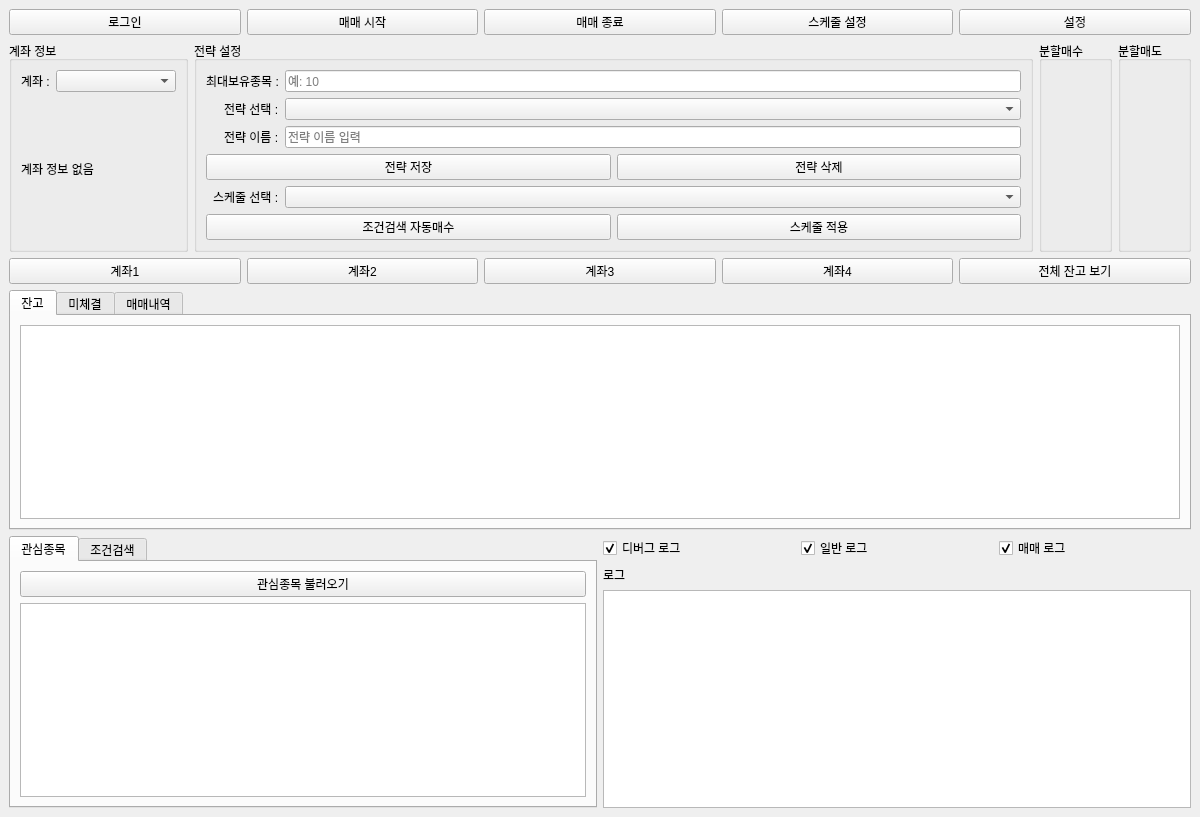
Before: the Qt Designer form ui/autotrade.ui in BTB80/kiwoom-auto-trader, drawn with Qt 5.
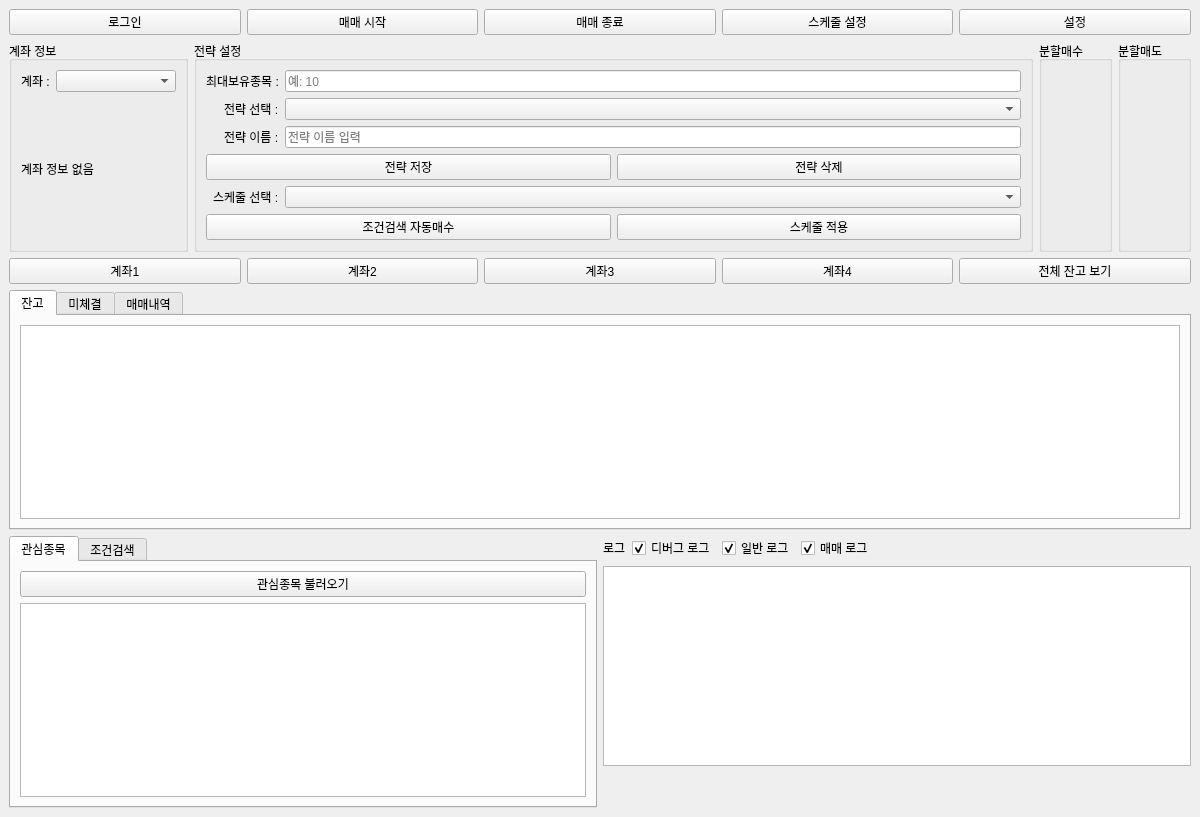
After: the same form once the commit is applied.

Commit message: 06.21 로그창,조건검색자동매수,1주테스트모드수정

Patch:
```diff
--- a/ui/autotrade.ui
+++ b/ui/autotrade.ui
@@ -190,10 +190,17 @@
         </widget>
        </widget>
       </item>
-      <item>
-  <layout class="QVBoxLayout">
+      <item> <!-- ✅ 로그 영역 전체를 하나의 item으로 감쌈 -->
+        <layout class="QVBoxLayout" name="log_area_layout">
+
+          <!-- ✅ 로그 제목 + 체크박스들을 한 줄에 배치 -->
     <item>
       <layout class="QHBoxLayout">
+              <item>
+                <widget class="QLabel" name="log_label">
+                  <property name="text"><string>로그</string></property>
+                </widget>
+              </item>
         <item>
           <widget class="QCheckBox" name="debug_checkbox">
             <property name="text">
@@ -216,21 +223,28 @@
         </item>
         <item>
           <widget class="QCheckBox" name="trade_checkbox">
-            <property name="text">
-              <string>매매 로그</string>
-            </property>
-            <property name="checked">
-              <bool>true</bool>
-            </property>
-          </widget>
-        </item>
-      </layout>
-    </item>
+                  <property name="text"><string>매매 로그</string></property>
+                  <property name="checked"><bool>true</bool></property>
+                </widget>
+              </item>
+              <!-- ⛱ 여유 공간을 오른쪽으로 밀기 위한 stretch -->
     <item>
-      <widget class="QLabel" name="log_label">
-        <property name="text"><string>로그</string></property>
-      </widget>
-    </item>
+                <spacer name="log_h_spacer">
+                  <property name="orientation">
+                    <enum>Qt::Horizontal</enum>
+                  </property>
+                  <property name="sizeHint" stdset="0">
+                    <size>
+                      <width>40</width>
+                      <height>20</height>
+                    </size>
+                  </property>
+                </spacer>
+              </item>
+            </layout>
+          </item>
+
+          <!-- ✅ 로그 출력창 -->
     <item>
       <widget class="QTextEdit" name="log_box">
         <property name="minimumSize">
@@ -238,15 +252,28 @@
         </property>
       </widget>
     </item>
-  </layout>
-</item>
 
-     </layout>
+          <!-- ✅ 아래쪽 마진 -->
+          <item>
+            <spacer name="bottomSpacer">
+              <property name="orientation">
+                <enum>Qt::Vertical</enum>
+              </property>
+              <property name="sizeHint" stdset="0">
+                <size><width>20</width><height>10</height></size>
+              </property>
+            </spacer>
     </item>
 
-   </layout>
-  </widget>
- </widget>
+        </layout> <!-- ✅ log_area_layout 닫힘 -->
+      </item> <!-- ✅ log_area_layout 를 감싼 item 닫힘 -->
+
+    </layout> <!-- ✅ watchlist_and_log_layout 닫힘 -->
+  </item> <!-- ✅ watchlist_and_log_layout item 닫힘 -->
+
+</layout> <!-- ✅ main_layout 닫힘 -->
+</widget> <!-- ✅ centralwidget 닫힘 -->
+</widget> <!-- ✅ MainWindow 닫힘 -->
  <resources/>
  <connections/>
 </ui>
```
Left out of the diff: 17 changed lines with no effect on the pictures. Lines whose indentation alone changed are shown as unchanged. The commit also changes 4 other files.
